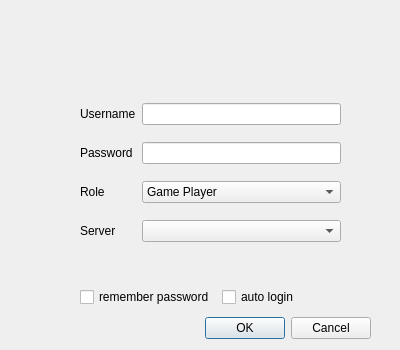
This is MainClient/gui/dlglogin/jdlglogin.ui in stareven/Dlut-Game-Platform as Qt 5 draws it before an edit. The edited form follows.
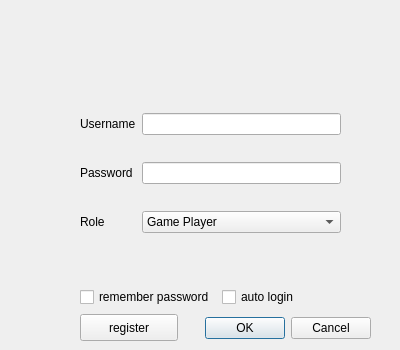
This is the edited form. Icons and pictures are not drawn. Custom widgets are drawn as their Qt base class.

Commit message: finish JDialogUserRegister and impove JDlgSelectServer

Patch:
```diff
--- a/MainClient/gui/dlglogin/jdlglogin.ui
+++ b/MainClient/gui/dlglogin/jdlglogin.ui
@@ -111,16 +111,6 @@
       </item>
      </widget>
     </item>
-    <item row="3" column="0">
-     <widget class="QLabel" name="lab_server">
-      <property name="text">
-       <string>Server</string>
-      </property>
-     </widget>
-    </item>
-    <item row="3" column="1">
-     <widget class="JComboSelectServer" name="cb_server"/>
-    </item>
    </layout>
   </widget>
   <widget class="QLabel" name="lab_message">
@@ -184,14 +174,20 @@
     <bool>true</bool>
    </property>
   </widget>
+  <widget class="QPushButton" name="btn_register">
+   <property name="geometry">
+    <rect>
+     <x>80</x>
+     <y>314</y>
+     <width>98</width>
+     <height>27</height>
+    </rect>
+   </property>
+   <property name="text">
+    <string>register</string>
+   </property>
+  </widget>
  </widget>
- <customwidgets>
-  <customwidget>
-   <class>JComboSelectServer</class>
-   <extends>QComboBox</extends>
-   <header>gui/dlglogin/jcomboselectserver.h</header>
-  </customwidget>
- </customwidgets>
  <resources>
   <include location="../../sources.qrc"/>
  </resources>
```
The commit also changes 17 other files.
